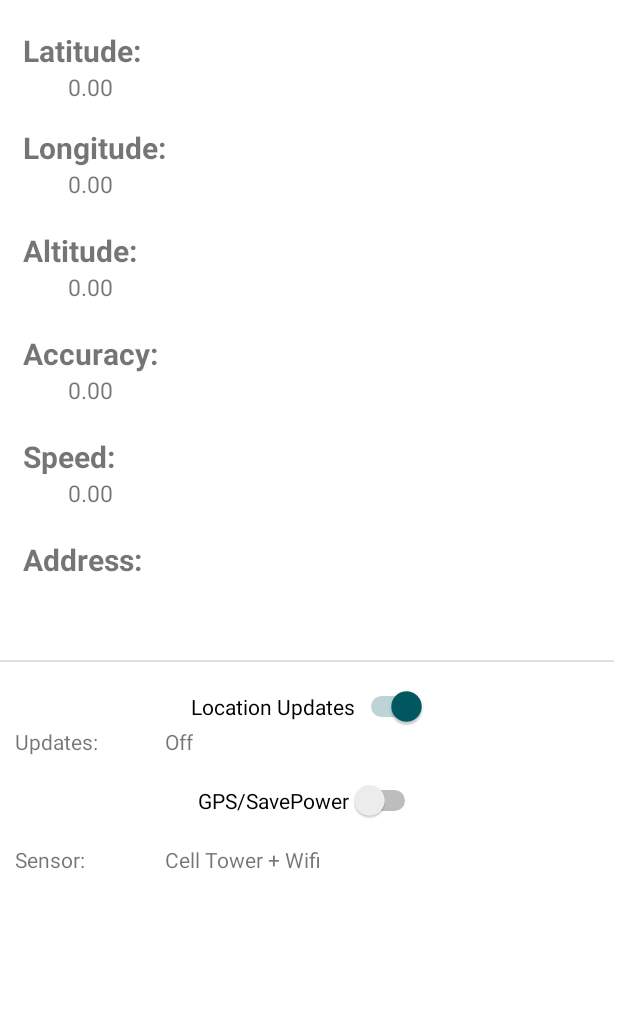
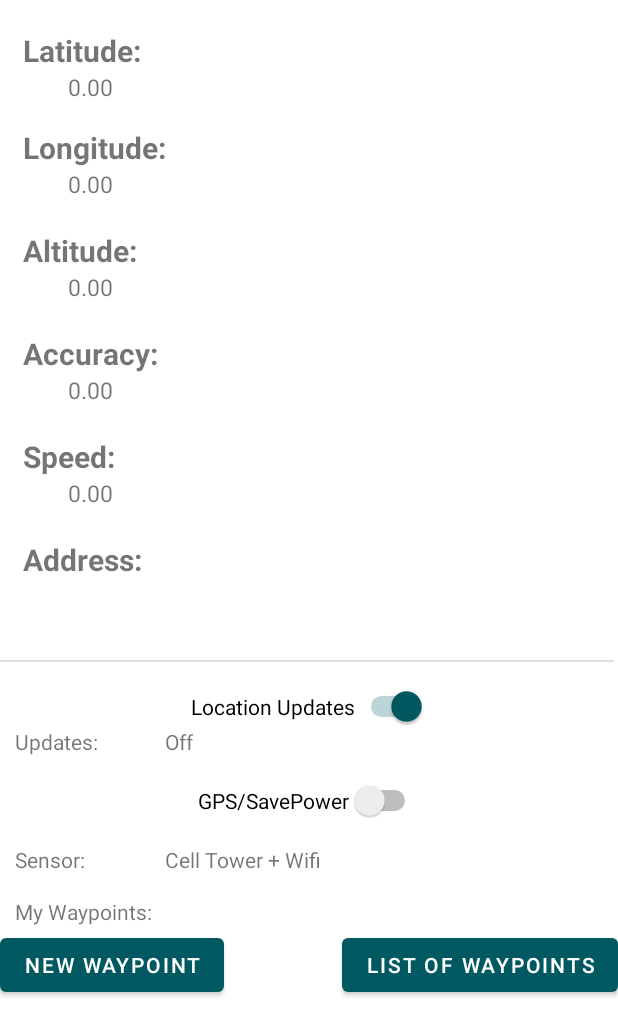
Before and after one commit to justyna7x/parking, an Android app: the MapsSettings screen opened directly, with no data from a screen before it, on a phone screen of 412 x 824 dp. Shown: the top 1036 px of the screen. Run offline under Robolectric (Android 15) with nearby library versions, the phone set to English and light mode, and no system bars.

Commit message:
saved locations favourites

```diff
--- a/app/src/main/AndroidManifest.xml
+++ b/app/src/main/AndroidManifest.xml
@@ -11,12 +11,14 @@
     <uses-permission android:name="android.permission.INTERNET" />
 
     <application
+        android:name=".ListOfPlaces"
         android:allowBackup="true"
         android:icon="@mipmap/ic_launcher"
         android:label="@string/app_name"
         android:roundIcon="@mipmap/ic_launcher_round"
         android:supportsRtl="true"
         android:theme="@style/Theme.Parked2">
+        <activity android:name=".ShowSavedLocations"></activity>
         <activity android:name=".MapsSettings" />
         <activity android:name=".UpdateProfile" />
         <activity android:name=".PurchaseActivity" />
--- a/app/src/main/java/com/example/parked2/MapsSettings.java
+++ b/app/src/main/java/com/example/parked2/MapsSettings.java
@@ -6,6 +6,7 @@ import androidx.core.app.ActivityCompat;
 
 import android.Manifest;
 import android.annotation.SuppressLint;
+import android.content.Intent;
 import android.content.pm.PackageManager;
 import android.location.Address;
 import android.location.Geocoder;
@@ -13,6 +14,7 @@ import android.location.Location;
 import android.os.Build;
 import android.os.Bundle;
 import android.view.View;
+import android.widget.Button;
 import android.widget.Switch;
 import android.widget.TextView;
 import android.widget.Toast;
@@ -32,14 +34,19 @@ public class MapsSettings extends AppCompatActivity {
     public static final int FAST_UPDATE_INTERVAL = 5;
     private static final int PERMISSIONS_FINE_LOCATION = 99;
 
-    TextView latitude, longitude, altitude, accuracy, speed, address, tv_sensor, tv_updates;
+    TextView latitude, longitude, altitude, accuracy, speed, address, tv_sensor, tv_updates, tv_pinpointcounter;
     Switch sw_locationupdates, sw_gps;
+    Button btn_newWaypoint, btn_showWayPointList;
 
     //location services provided by Google
     FusedLocationProviderClient fusedLocationProviderClient;
 
     boolean updateOn = false;
 
+    //current location
+    Location currentLocation;
+    //list of saved locations
+    List<Location> savedLocations;
     //location request
     LocationRequest locationRequest;
 
@@ -61,6 +68,9 @@ public class MapsSettings extends AppCompatActivity {
         tv_updates = findViewById(R.id.tv_updates);
         sw_gps = findViewById(R.id.sw_gps);
         sw_locationupdates = findViewById(R.id.sw_locationsupdates);
+        btn_newWaypoint = findViewById(R.id.newPinpoint);
+        btn_showWayPointList = findViewById(R.id.listOfWaypoints);
+        tv_pinpointcounter = findViewById(R.id.mypinpoints);
 
         //properties for location request
         locationRequest = new LocationRequest();
@@ -82,6 +92,21 @@ public class MapsSettings extends AppCompatActivity {
                 updateUIValues(locationResult.getLastLocation());
             }
         };
+
+        btn_newWaypoint.setOnClickListener(new View.OnClickListener() {
+            @Override
+            public void onClick(View v) {
+
+
+                //add to list
+                ListOfPlaces listOfPlaces = (ListOfPlaces)getApplicationContext();
+                savedLocations = listOfPlaces.getMyLocations();
+                savedLocations.add(currentLocation);
+
+            }
+        });
+
+
 
         sw_gps.setOnClickListener(new View.OnClickListener() {
             @Override
@@ -163,6 +188,7 @@ public class MapsSettings extends AppCompatActivity {
         //update the UI - set all properties in the view
 
         fusedLocationProviderClient = LocationServices.getFusedLocationProviderClient(MapsSettings.this);
+
         if(ActivityCompat.checkSelfPermission(this, Manifest.permission.ACCESS_FINE_LOCATION)== PackageManager.PERMISSION_GRANTED){
             //user provided the permission
             fusedLocationProviderClient.getLastLocation().addOnSuccessListener(this, new OnSuccessListener<Location>() {
@@ -170,6 +196,8 @@ public class MapsSettings extends AppCompatActivity {
                 public void onSuccess(Location location) {
                    //we got permission. values of location to the UI
                     updateUIValues(location);
+
+                    currentLocation = location;
                 }
             });
         }
@@ -209,6 +237,11 @@ public class MapsSettings extends AppCompatActivity {
         catch (Exception e){
             address.setText("Unable to get street address");
         }
+        ListOfPlaces listOfPlaces = (ListOfPlaces)getApplicationContext();
+        savedLocations = listOfPlaces.getMyLocations();
+
+        //show number of waypoints saved
+        tv_pinpointcounter.setText(Integer.toString(savedLocations.size()));
     }
 
 }
--- a/app/src/main/res/layout/activity_maps_settings.xml
+++ b/app/src/main/res/layout/activity_maps_settings.xml
@@ -138,8 +138,28 @@
         android:layout_marginLeft="0dp"
         android:textSize="15sp"
         />
+    <TextView
+        android:id="@+id/Titlemypinpoints"
+        android:layout_width="wrap_content"
+        android:layout_height="wrap_content"
+        android:text="My Waypoints:"
+
+        android:layout_marginTop="15dp"
+        app:layout_constraintTop_toBottomOf="@+id/tv_labelsensor"
+        app:layout_constraintLeft_toLeftOf="@id/tv_labelsensor"
 
 
+        />
+
+
+    <TextView
+        android:id="@+id/mypinpoints"
+        android:layout_width="wrap_content"
+        android:layout_height="wrap_content"
+
+        android:textSize="15sp"
+        app:layout_constraintStart_toEndOf="@+id/Titlemypinpoints"
+        app:layout_constraintTop_toTopOf="@+id/Titlemypinpoints" />
 
     <TextView
         android:id="@+id/tv_labelsensor"
@@ -210,4 +230,24 @@
         tools:layout_editor_absoluteX="1dp"
         tools:ignore="MissingConstraints" />
 
+    <Button
+        android:id="@+id/newPinpoint"
+        android:layout_width="wrap_content"
+        android:layout_height="wrap_content"
+        android:text="New WayPoint"
+        app:layout_constraintTop_toBottomOf="@id/mypinpoints"
+        app:layout_constraintHorizontal_bias="0.0"
+        app:layout_constraintStart_toStartOf="parent"
+        tools:layout_editor_absoluteY="633dp" />
+
+    <Button
+        android:id="@+id/listOfWaypoints"
+        android:layout_width="wrap_content"
+        android:layout_height="wrap_content"
+        android:text="List of Waypoints"
+        app:layout_constraintEnd_toEndOf="parent"
+        app:layout_constraintTop_toBottomOf="@id/mypinpoints"
+        app:layout_constraintRight_toRightOf="@id/newPinpoint"
+        tools:layout_editor_absoluteY="633dp" />
+
 </androidx.constraintlayout.widget.ConstraintLayout>
```
Also changed, not shown: app/src/main/java/com/example/parked2/ListOfPlaces.java (added, +32 -0 lines), app/src/main/java/com/example/parked2/ShowSavedLocations.java (added, +14 -0 lines), app/src/main/res/layout/activity_show_saved_locations.xml (added, +9 -0 lines).
